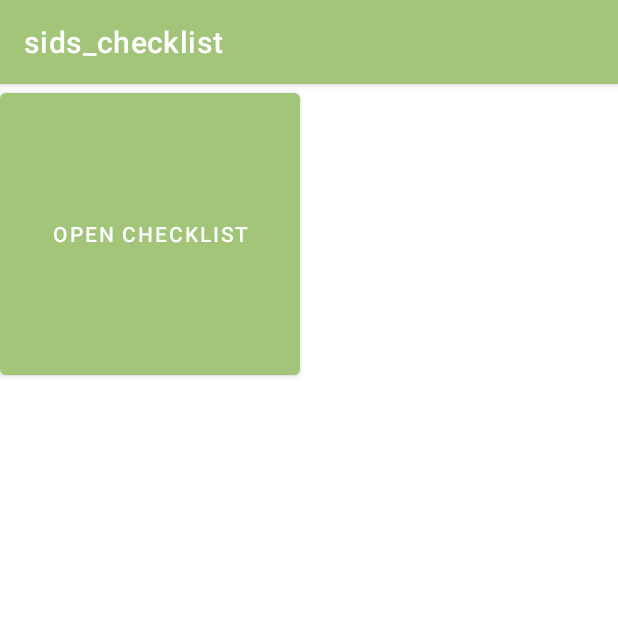
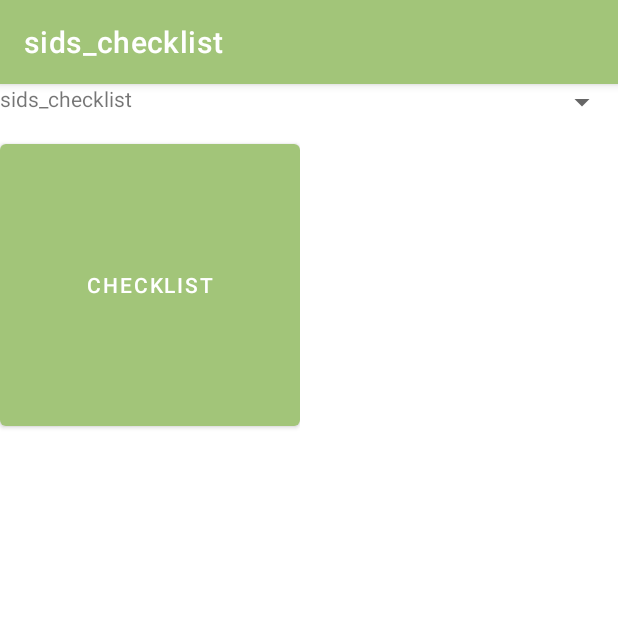
Before and after one commit to darwinkjull/SIDS-Capstone, an Android app: the Main_Activity screen opened directly, with no data from a screen before it, on a phone screen of 412 x 824 dp, the top half of it. Run offline under Robolectric (Android 15) with nearby library versions, the phone set to English and light mode, and no system bars.

Commit message:
Created header in main_activity.xml
Created a header including project title and drop down menu for user profiles.

```diff
--- a/src/app/src/main/res/layout/activity_checklist.xml
+++ b/src/app/src/main/res/layout/activity_checklist.xml
@@ -1,5 +1,4 @@
-<?xml version="1.0" encoding="utf-8"?>
-<!--
+<?xml version="1.0" encoding="utf-8"?><!--
 Create Main Checklist Page
 ******************************************************
 Backbone of main checklist page, including Title,
@@ -30,7 +29,7 @@ https://developer.android.com/develop/ui/views/layout/recyclerview
         android:layout_marginBottom="16dp"
         android:layout_marginTop="16dp"
         android:layout_marginEnd="16dp"
-        android:textSize="24sp"/>
+        android:textSize="24sp" />
 
     <!--Swipe Refresh Layout -->
 
--- a/src/app/src/main/res/layout/main_activity.xml
+++ b/src/app/src/main/res/layout/main_activity.xml
@@ -1,18 +1,40 @@
 <?xml version="1.0" encoding="utf-8"?>
 
-<RelativeLayout
-    xmlns:android="http://schemas.android.com/apk/res/android"
+<RelativeLayout xmlns:android="http://schemas.android.com/apk/res/android"
     xmlns:app="http://schemas.android.com/apk/res-auto"
     android:orientation="vertical"
     android:layout_width="match_parent"
     android:layout_height="match_parent">
 
-    <Button
-        android:layout_width="200dp"
-        android:layout_height="200dp"
-        android:text="Open Checklist"
-        android:id="@+id/goToChecklist"
-        />
+    <LinearLayout
+        android:layout_width="match_parent"
+        android:layout_height="wrap_content"
+        android:id="@+id/HomeHeader">
+
+        <TextView
+            android:layout_width="wrap_content"
+            android:layout_height="wrap_content"
+            android:text="@string/app_name"
+            android:id="@+id/HomeTitle" />
+
+        <Spinner
+            android:layout_width="match_parent"
+            android:layout_height="wrap_content" />
+    </LinearLayout>
+
+
+    <RelativeLayout
+        android:layout_width="wrap_content"
+        android:layout_height="wrap_content"
+        android:paddingTop="10dp"
+        android:layout_below="@id/HomeHeader">
+
+        <Button
+            android:layout_width="200dp"
+            android:layout_height="200dp"
+            android:text="Checklist"
+            android:id="@+id/goToChecklist" />
+    </RelativeLayout>
 
 
 </RelativeLayout>
```
